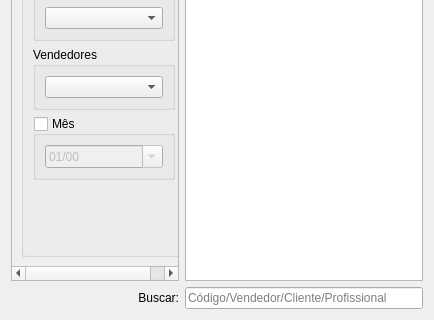
Above: ui/widgetvenda.ui from darktorres/ERP-STACCATO before the change; both pictures show x 0 to 434 and y 676 to 996 of the 434 by 996 pixel window. Below: the same form after it.
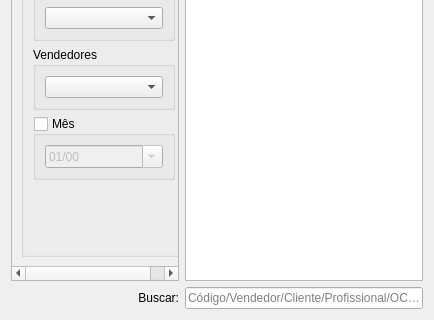
That is the form after the change. Custom widgets are drawn as their Qt base class.

Commit message: Pesquisar por código de representação

```diff
--- a/ui/widgetvenda.ui
+++ b/ui/widgetvenda.ui
@@ -32,7 +32,7 @@
         <bool>true</bool>
        </property>
        <property name="placeholderText">
-        <string>Código/Vendedor/Cliente/Profissional</string>
+        <string>Código/Vendedor/Cliente/Profissional/OC Rep</string>
        </property>
       </widget>
      </item>
```
The commit also changes 1 other file.
